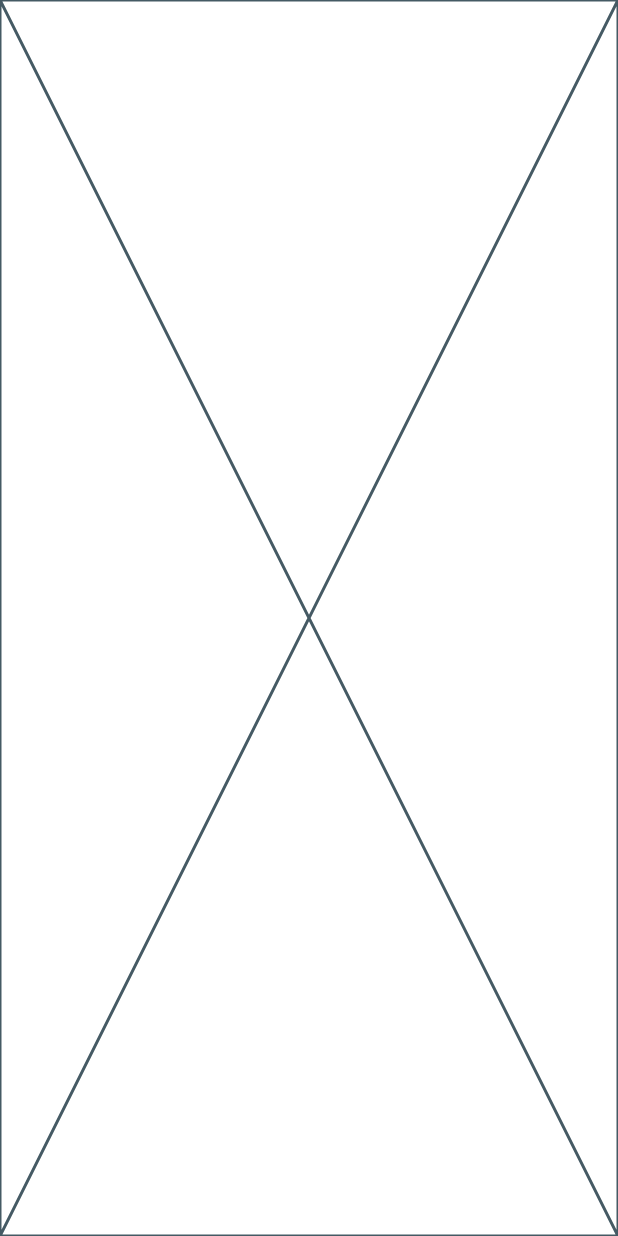
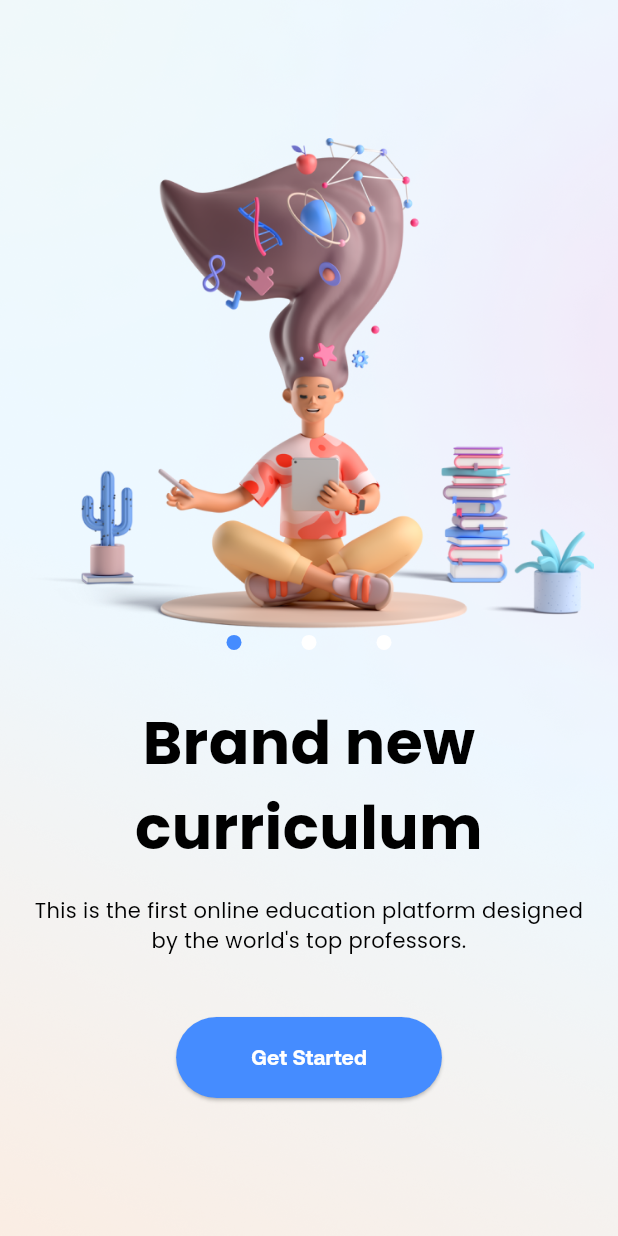
Before and after one commit to MarcosAndre28/education_app, a Flutter app: the screen it shows after launch, on a phone screen of 412 x 824 dp. Run offline on Flutter 3.47's test engine with Material 3 defaults, Android fonts, the phone set to English and light mode, and no system bars; drawn by our look-alikes of smooth_page_indicator; our stand-ins replace bloc, dartz, equatable, flutter_bloc, get_it, lottie and 1 more; project files that could hold a hidden picture were left out.

Commit message:
OnBoarding Screen and extensions

```diff
--- /dev/null
+++ b/lib/core/common/widgets/gradient_background.dart
@@ -0,0 +1,32 @@
+import 'package:education_app/core/res/media_res.dart';
+import 'package:flutter/material.dart';
+import 'package:lottie/lottie.dart';
+
+class GradientBackground extends StatelessWidget {
+  const GradientBackground({
+    required this.child,
+    required this.image,
+    super.key,
+  });
+
+  final Widget child;
+  final String image;
+
+  @override
+  Widget build(BuildContext context) {
+    return Container(
+      constraints: const BoxConstraints.expand(),
+      decoration: BoxDecoration(
+        image: DecorationImage(
+          image: AssetImage(image),
+          fit: BoxFit.cover,
+        ),
+      ),
+      child: SafeArea(
+        child: Center(
+          child: child,
+        ),
+      ),
+    );
+  }
+}
--- /dev/null
+++ b/lib/core/extensions/context_extension.dart
@@ -0,0 +1,11 @@
+import 'package:flutter/material.dart';
+
+extension ContextExt on BuildContext {
+  ThemeData get theme => Theme.of(this);
+
+  MediaQueryData get mediaQuery => MediaQuery.of(this);
+
+  Size get size => mediaQuery.size;
+  double get width => size.width;
+  double get height => size.height;
+}
--- a/lib/core/services/router.dart
+++ b/lib/core/services/router.dart
@@ -1,12 +1,21 @@
 import 'package:education_app/core/common/views/page_under_construction.dart';
+import 'package:education_app/core/services/injection_container.dart';
+import 'package:education_app/src/on_boarding/presentation/cubit/on_boarding_cubit.dart';
 import 'package:education_app/src/on_boarding/presentation/views/on_boarding_screen.dart';
 import 'package:flutter/cupertino.dart';
 import 'package:flutter/material.dart';
+import 'package:flutter_bloc/flutter_bloc.dart';
 
 Route<dynamic> generateRoute(RouteSettings settings) {
   switch (settings.name) {
     case OnBoardingScreen.routeName:
-      return _pageBuilder((p0) => const OnBoardingScreen(), settings: settings);
+      return _pageBuilder(
+        (_) => BlocProvider(
+          create: (_) => sl<OnBoardingCubit>(),
+          child: const OnBoardingScreen(),
+        ),
+        settings: settings,
+      );
     default:
       return _pageBuilder(
         (_) => const PageUnderConstruction(),
--- a/lib/main.dart
+++ b/lib/main.dart
@@ -3,7 +3,11 @@ import 'package:education_app/core/res/fonts.dart';
 import 'package:education_app/core/services/router.dart';
 import 'package:flutter/material.dart';
 
-void main() {
+import 'core/services/injection_container.dart';
+
+void main() async{
+  WidgetsFlutterBinding.ensureInitialized();
+  await init();
   runApp(const MyApp());
 }
 
--- a/lib/src/on_boarding/presentation/cubit/on_boarding_cubit.dart
+++ b/lib/src/on_boarding/presentation/cubit/on_boarding_cubit.dart
@@ -30,8 +30,8 @@ class OnBoardingCubit extends Cubit<OnBoardingState> {
     emit(const CheckingIfUserIsFirstTimer());
     final result = await _checkIfUserIsFirstTimer();
     result.fold(
-      (failure) => emit( const OnBoardingStatus(isFirstTime: true)),
-      (status) => emit( OnBoardingStatus(isFirstTime: status)),
+      (failure) => emit( const OnBoardingStatus(isFirstTimer: true)),
+      (status) => emit( OnBoardingStatus(isFirstTimer: status)),
     );
   }
 }
--- a/lib/src/on_boarding/presentation/cubit/on_boarding_state.dart
+++ b/lib/src/on_boarding/presentation/cubit/on_boarding_state.dart
@@ -24,12 +24,12 @@ class UserCached extends OnBoardingState {
 }
 
 class OnBoardingStatus extends OnBoardingState {
-  const OnBoardingStatus({required this.isFirstTime});
+  const OnBoardingStatus({required this.isFirstTimer});
 
-  final bool isFirstTime;
+  final bool isFirstTimer;
 
   @override
-  List<bool> get props => [isFirstTime];
+  List<bool> get props => [isFirstTimer];
 }
 
 class OnBoardingError extends OnBoardingState {
--- a/lib/src/on_boarding/presentation/views/on_boarding_screen.dart
+++ b/lib/src/on_boarding/presentation/views/on_boarding_screen.dart
@@ -1,13 +1,86 @@
+import 'package:education_app/core/common/views/loading_view.dart';
+import 'package:education_app/core/common/widgets/gradient_background.dart';
+import 'package:education_app/core/res/colours.dart';
+import 'package:education_app/core/res/media_res.dart';
+import 'package:education_app/src/on_boarding/domain/entities/page_content.dart';
+import 'package:education_app/src/on_boarding/presentation/cubit/on_boarding_cubit.dart';
+import 'package:education_app/src/on_boarding/presentation/widgets/on_boarding_body.dart';
+import 'package:flutter/material.dart';
+import 'package:flutter_bloc/flutter_bloc.dart';
+import 'package:smooth_page_indicator/smooth_page_indicator.dart';
 
-import 'package:flutter/material.dart';
-
-class OnBoardingScreen extends StatelessWidget {
+class OnBoardingScreen extends StatefulWidget {
   const OnBoardingScreen({super.key});
 
   static const routeName = '/';
 
   @override
+  State<OnBoardingScreen> createState() => _OnBoardingScreenState();
+}
+
+class _OnBoardingScreenState extends State<OnBoardingScreen> {
+  final pageController = PageController();
+  @override
+  void initState() {
+    super.initState();
+    context.read<OnBoardingCubit>().checkIfUserIsFirstTimer();
+  }
+
+  @override
   Widget build(BuildContext context) {
-    return const Placeholder();
+    return Scaffold(
+      backgroundColor: Colors.white,
+      body: GradientBackground(
+        image:MediaRes.onBoardingBackground,
+        child: BlocConsumer<OnBoardingCubit, OnBoardingState>(
+          listener: (context, state) {
+            if (state is OnBoardingStatus && !state.isFirstTimer) {
+              Navigator.pushReplacementNamed(context, '/home');
+            }
+          },
+          builder: (context, state) {
+            if (state is CheckingIfUserIsFirstTimer ||
+                state is CachingFirstTimer) {
+              return const LoadingView();
+            } else if (state is UserCached) {
+              // TODO(User-Cached-Handler): Push to the appropriate screen
+            }
+            return Stack(
+              children: [
+                PageView(
+                  controller: pageController,
+                  children: const [
+                    OnBoardingBody(pageContent: PageContent.first()),
+                    OnBoardingBody(pageContent: PageContent.second()),
+                    OnBoardingBody(pageContent: PageContent.third()),
+                  ],
+                ),
+                Align(
+                  alignment: const Alignment(0,.04),
+                  child: SmoothPageIndicator(
+                    controller:pageController,
+                    count:3,
+                    onDotClicked: (index){
+                      pageController.animateToPage(
+                        index,
+                        duration:const Duration(milliseconds:500),
+                        curve:Curves.easeInOut,
+                      );
+                    },
+                    effect: const WormEffect(
+                      dotHeight: 10,
+                      dotWidth: 10,
+                      spacing: 40,
+                      activeDotColor: Colours.primaryColour,
+                      dotColor: Colors.white,
+                    ),
+                  ),
+                ),
+              ],
+            );
+          },
+        ),
+      ),
+    );
   }
 }
--- /dev/null
+++ b/lib/src/on_boarding/presentation/widgets/on_boarding_body.dart
@@ -0,0 +1,74 @@
+import 'package:education_app/core/extensions/context_extension.dart';
+import 'package:education_app/core/res/colours.dart';
+import 'package:education_app/core/res/fonts.dart';
+import 'package:education_app/src/on_boarding/domain/entities/page_content.dart';
+import 'package:education_app/src/on_boarding/presentation/cubit/on_boarding_cubit.dart';
+import 'package:flutter/material.dart';
+import 'package:flutter_bloc/flutter_bloc.dart';
+
+class OnBoardingBody extends StatelessWidget {
+  const OnBoardingBody({required this.pageContent, super.key});
+
+  final PageContent pageContent;
+
+  @override
+  Widget build(BuildContext context) {
+    return Column(
+      mainAxisAlignment: MainAxisAlignment.center,
+      children: [
+        Image.asset(
+          pageContent.image,
+          height: context.height * .4,
+        ),
+        SizedBox(height: context.height * .03),
+        Padding(
+          padding: const EdgeInsets.all(20).copyWith(bottom: 0),
+          child: Column(
+            children: [
+              Text(
+                pageContent.title,
+                textAlign: TextAlign.center,
+                style: const TextStyle(
+                  fontFamily: Fonts.poppins,
+                  fontSize: 40,
+                  fontWeight: FontWeight.bold,
+                ),
+              ),
+              SizedBox(height: context.height * .02),
+              Text(
+                pageContent.description,
+                textAlign: TextAlign.center,
+                style: const TextStyle(
+                  fontSize: 14,
+                ),
+              ),
+              SizedBox(height: context.height * .05),
+              ElevatedButton(
+                style: ElevatedButton.styleFrom(
+                  padding: const EdgeInsets.symmetric(
+                    horizontal: 50,
+                    vertical: 17,
+                  ),
+                  backgroundColor: Colours.primaryColour,
+                  foregroundColor: Colors.white,
+                ),
+                onPressed: () async {
+                  // TODO(Get-Started-Handler): Implement this functionality
+                  await context.read<OnBoardingCubit>().cacheFirstTimer();
+                  // push them to the appropriate screen
+                },
+                child: const Text(
+                  'Get Started',
+                  style: TextStyle(
+                    fontFamily: Fonts.aeonik,
+                    fontWeight: FontWeight.bold,
+                  ),
+                ),
+              ),
+            ],
+          ),
+        ),
+      ],
+    );
+  }
+}
```
Also changed, not shown: lib/core/common/views/loading_view.dart (added, +20 -0 lines), lib/core/common/views/page_under_construction.dart (+5 -12 lines), lib/core/services/injection_container.dart (added, +30 -0 lines), lib/src/on_boarding/data/repos/on_boarding_repo_impl.dart (+7 -2 lines), 2 other files.
